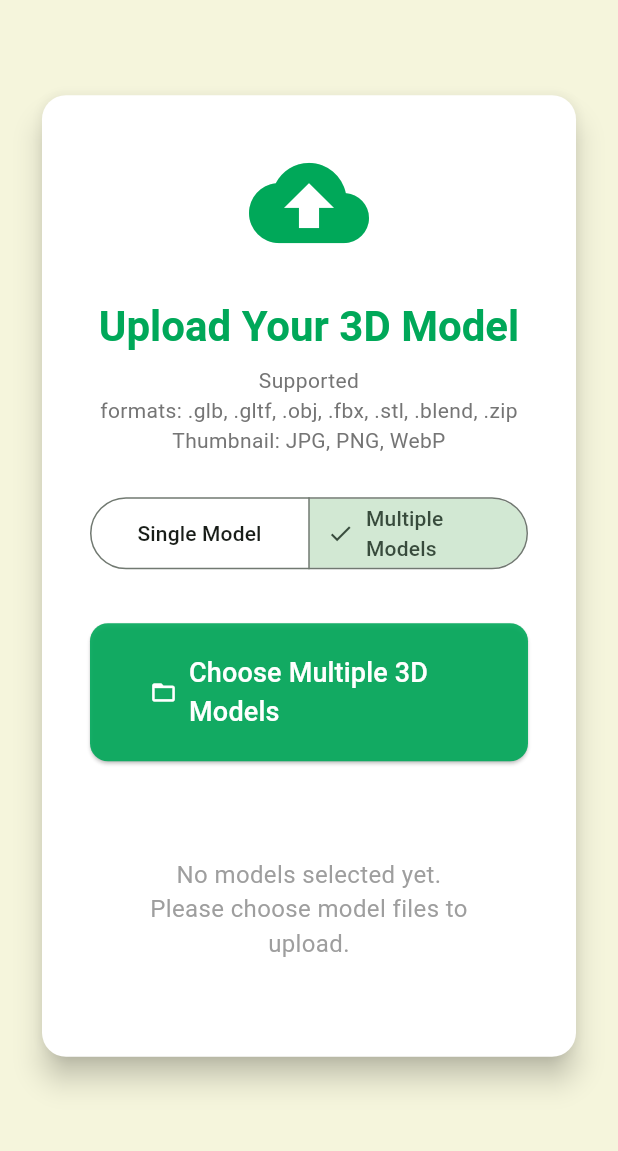
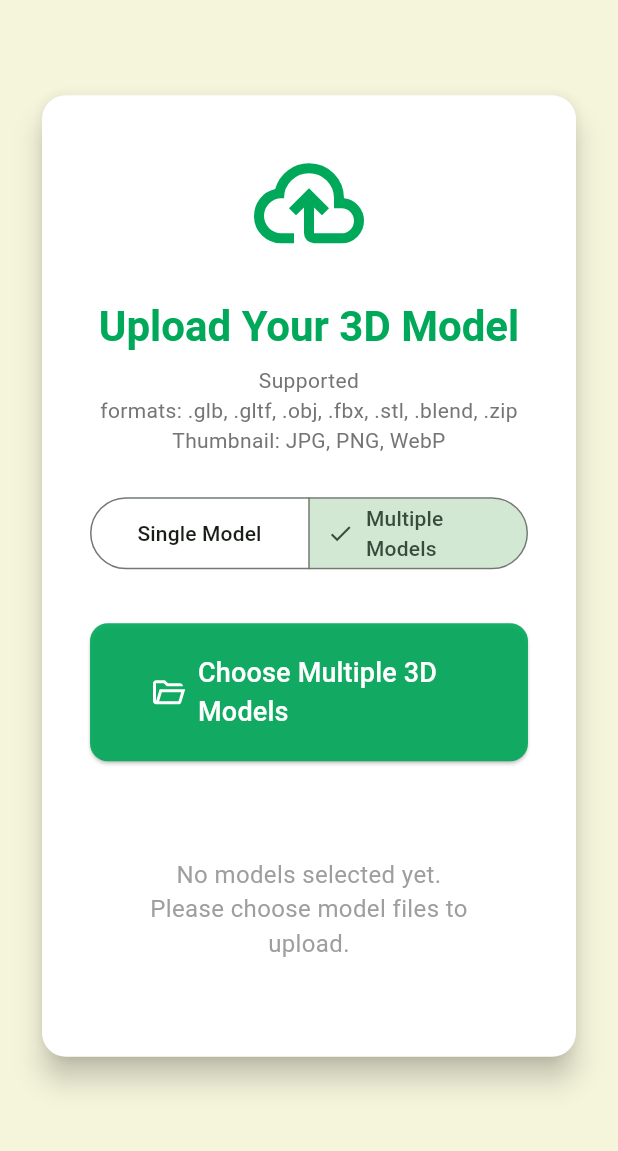
Before and after one commit to PeterLYH/HKMU-3DModel-HUB, a Flutter app: the UploadScreen screen opened by its route, after a tap on "Multiple Models", on a phone screen of 412 x 824 dp, the part 84-1235 px from its top. Run offline on Flutter 3.47's test engine with Material 3 defaults, Android fonts, the phone set to English and light mode, and no system bars; our stand-ins replace file_picker, flutter_svg, go_router, shared_preferences, supabase_flutter; missing offline and left inert: dart:html; accounts and stored records are empty.

Commit message:
v1.0.0
Fixed:
Fail to delete models during multiple uploads
Fail to filter by category

```diff
--- a/lib/main.dart
+++ b/lib/main.dart
@@ -15,7 +15,7 @@ void main() async {
   await Supabase.initialize(
     url: SupabaseConfig.url,
     anonKey: SupabaseConfig.anonKey,
-    debug: true,
+    debug: false,
   );
 
   runApp(
--- a/lib/screens/home_screen.dart
+++ b/lib/screens/home_screen.dart
@@ -79,7 +79,7 @@ class _HomeScreenState extends State<HomeScreen> {
       }
 
       if (_selectedCategory != 'All') {
-        query = query.contains('categories', _selectedCategory);
+        query = query.contains('categories', [_selectedCategory]);
       }
 
       final response = await query
@@ -95,7 +95,7 @@ class _HomeScreenState extends State<HomeScreen> {
       }
 
       if (_selectedCategory != 'All') {
-        countQuery = countQuery.contains('categories', _selectedCategory);
+        query = query.contains('categories', [_selectedCategory]);
       }
 
       final count = await countQuery;
--- a/lib/screens/upload_screen.dart
+++ b/lib/screens/upload_screen.dart
@@ -1,11 +1,9 @@
-// upload_screen.dart
-
-// ignore_for_file: use_build_context_synchronously
-
 import 'package:flutter/material.dart';
 import 'package:file_picker/file_picker.dart';
 import 'package:go_router/go_router.dart';
 import 'package:supabase_flutter/supabase_flutter.dart';
+import 'package:flutter_svg/flutter_svg.dart';
+
 import '../core/widgets/header.dart';
 import '../styles/styles.dart';
 
@@ -18,7 +16,6 @@ class UploadScreen extends StatefulWidget {
 
 class _UploadScreenState extends State<UploadScreen> {
   bool _isUploading = false;
-
   String _uploadMode = 'single';
 
   // Single mode
@@ -85,8 +82,7 @@ class _UploadScreenState extends State<UploadScreen> {
         _modelFile = file;
         _modelFileName = file.name;
         _hasPickedModel = true;
-        final nameWithoutExt = file.name.split('.').first;
-        _nameController.text = nameWithoutExt;
+        _nameController.text = file.name.split('.').first;
       });
     }
   }
@@ -102,7 +98,7 @@ class _UploadScreenState extends State<UploadScreen> {
     if (result != null && result.files.isNotEmpty) {
       setState(() {
         _modelFiles = result.files;
-        _thumbnails = List<PlatformFile?>.filled(result.files.length, null);
+        _thumbnails = List<PlatformFile?>.generate(result.files.length, (index) => null);
       });
     }
   }
@@ -132,6 +128,34 @@ class _UploadScreenState extends State<UploadScreen> {
         _thumbnails[index] = result.files.single;
       });
     }
+  }
+
+  void _removeMultiModel(int index) {
+    final fileName = _modelFiles[index].name;
+
+    showDialog(
+      context: context,
+      builder: (context) => AlertDialog(
+        title: const Text('確認刪除'),
+        content: Text('確定要刪除 "$fileName" 嗎？'),
+        actions: [
+          TextButton(
+            onPressed: () => Navigator.pop(context),
+            child: const Text('取消'),
+          ),
+          TextButton(
+            onPressed: () {
+              Navigator.pop(context);
+              setState(() {
+                _modelFiles.removeAt(index);
+                _thumbnails.removeAt(index);
+              });
+            },
+            child: const Text('刪除', style: TextStyle(color: Colors.red)),
+          ),
+        ],
+      ),
+    );
   }
 
   Future<void> _uploadSingleModel() async {
@@ -211,7 +235,7 @@ class _UploadScreenState extends State<UploadScreen> {
 
     final user = Supabase.instance.client.auth.currentUser;
     if (user == null) {
-      setState(() => _isUploading = false);
+      if (mounted) setState(() => _isUploading = false);
       return;
     }
 
@@ -248,7 +272,6 @@ class _UploadScreenState extends State<UploadScreen> {
           'license_type': _selectedLicense,
           'file_type': '.${model.name.split('.').last.toUpperCase()}',
           'created_at': DateTime.now().toIso8601String(),
-          // You can add description, categories, acknowledgement later in edit screen
         });
 
         successCount++;
@@ -258,6 +281,7 @@ class _UploadScreenState extends State<UploadScreen> {
       }
     }
 
+    if (mounted) {
       setState(() => _isUploading = false);
 
       if (successCount > 0) {
@@ -278,16 +302,10 @@ class _UploadScreenState extends State<UploadScreen> {
         );
       }
 
-    if (successCount == _modelFiles.length && mounted) {
+      if (successCount == _modelFiles.length) {
         context.go('/');
       }
     }
-
-  void _removeMultiModel(int index) {
-    setState(() {
-      _modelFiles.removeAt(index);
-      _thumbnails.removeAt(index);
-    });
   }
 
   @override
@@ -318,24 +336,17 @@ class _UploadScreenState extends State<UploadScreen> {
                           children: [
                             OutlinedButton.icon(
                               onPressed: _isUploading ? null : _pickSingleThumbnail,
-                              icon: const Icon(Icons.image),
+                              icon: SvgPicture.asset('assets/icons/image.svg', width: 24, height: 24, colorFilter: const ColorFilter.mode(AppTheme.hkmuGreen, BlendMode.srcIn)),
                               label: Text(
-                                _thumbnailFileName == null
-                                    ? 'Upload Preview Image *'
-                                    : 'Change Preview Image',
-                                style: const TextStyle(
-                                  fontSize: 16,
-                                  fontWeight: FontWeight.w600,
-                                ),
+                                _thumbnailFileName == null ? 'Upload Preview Image *' : 'Change Preview Image',
+                                style: const TextStyle(fontSize: 16, fontWeight: FontWeight.w600),
                               ),
                               style: OutlinedButton.styleFrom(
                                 foregroundColor: AppTheme.hkmuGreen,
                                 side: const BorderSide(color: AppTheme.hkmuGreen, width: 2),
                                 padding: const EdgeInsets.symmetric(horizontal: 32, vertical: 20),
                                 minimumSize: const Size(double.infinity, 60),
-                                shape: RoundedRectangleBorder(
-                                  borderRadius: BorderRadius.circular(12),
-                                ),
+                                shape: RoundedRectangleBorder(borderRadius: BorderRadius.circular(12)),
                               ),
                             ),
                             const SizedBox(height: 24),
@@ -374,10 +385,7 @@ class _UploadScreenState extends State<UploadScreen> {
                           children: [
                             TextField(
                               controller: _nameController,
-                              decoration: const InputDecoration(
-                                labelText: 'Model Name *',
-                                border: OutlineInputBorder(),
-                              ),
+                              decoration: const InputDecoration(labelText: 'Model Name *', border: OutlineInputBorder()),
                             ),
                             const SizedBox(height: 16),
                             TextField(
@@ -392,9 +400,7 @@ class _UploadScreenState extends State<UploadScreen> {
                             const SizedBox(height: 16),
                             Text(
                               'Categories (select multiple)',
-                              style: Theme.of(context).textTheme.titleSmall?.copyWith(
-                                    fontWeight: FontWeight.w600,
-                                  ),
+                              style: Theme.of(context).textTheme.titleSmall?.copyWith(fontWeight: FontWeight.w600),
                             ),
                             const SizedBox(height: 8),
                             if (_categoryList.isEmpty)
@@ -424,9 +430,7 @@ class _UploadScreenState extends State<UploadScreen> {
                                     selectedColor: AppTheme.hkmuGreen.withOpacity(0.25),
                                     checkmarkColor: AppTheme.hkmuGreen,
                                     backgroundColor: Colors.grey[200],
-                                    shape: RoundedRectangleBorder(
-                                      borderRadius: BorderRadius.circular(20),
-                                    ),
+                                    shape: RoundedRectangleBorder(borderRadius: BorderRadius.circular(20)),
                                     padding: const EdgeInsets.symmetric(horizontal: 12, vertical: 6),
                                   );
                                 }).toList(),
@@ -434,25 +438,15 @@ class _UploadScreenState extends State<UploadScreen> {
                             const SizedBox(height: 16),
                             DropdownButtonFormField<String>(
                               value: _selectedSource,
-                              decoration: const InputDecoration(
-                                labelText: 'Source *',
-                                border: OutlineInputBorder(),
-                              ),
-                              items: _sources
-                                  .map((s) => DropdownMenuItem(value: s, child: Text(s)))
-                                  .toList(),
+                              decoration: const InputDecoration(labelText: 'Source *', border: OutlineInputBorder()),
+                              items: _sources.map((s) => DropdownMenuItem(value: s, child: Text(s))).toList(),
                               onChanged: (v) => v != null ? setState(() => _selectedSource = v) : null,
                             ),
                             const SizedBox(height: 16),
                             DropdownButtonFormField<String>(
                               value: _selectedLicense,
-                              decoration: const InputDecoration(
-                                labelText: 'Usage / License *',
-                                border: OutlineInputBorder(),
-                              ),
-                              items: _licenses
-                                  .map((l) => DropdownMenuItem(value: l, child: Text(l)))
-                                  .toList(),
+                              decoration: const InputDecoration(labelText: 'Usage / License *', border: OutlineInputBorder()),
+                              items: _licenses.map((l) => DropdownMenuItem(value: l, child: Text(l))).toList(),
                               onChanged: (v) => v != null ? setState(() => _selectedLicense = v) : null,
                             ),
                             const SizedBox(height: 16),
@@ -468,14 +462,8 @@ class _UploadScreenState extends State<UploadScreen> {
                             ),
                             const SizedBox(height: 24),
                             InputDecorator(
-                              decoration: const InputDecoration(
-                                labelText: 'File Type',
-                                border: OutlineInputBorder(),
-                              ),
-                              child: Text(
-                                _fileType,
-                                style: TextStyle(color: Colors.grey[600]),
-                              ),
+                              decoration: const InputDecoration(labelText: 'File Type', border: OutlineInputBorder()),
+                              child: Text(_fileType, style: TextStyle(color: Colors.grey[600])),
                             ),
                             const SizedBox(height: 40),
                             SizedBox(
@@ -483,12 +471,8 @@ class _UploadScreenState extends State<UploadScreen> {
                               child: ElevatedButton.icon(
                                 onPressed: _isUploading || _thumbnailFile == null ? null : _uploadSingleModel,
                                 icon: _isUploading
-                                    ? const SizedBox(
-                                        width: 20,
-                                        height: 20,
-                                        child: CircularProgressIndicator(strokeWidth: 2, color: Colors.white),
-                                      )
-                                    : const Icon(Icons.upload),
+                                    ? const SizedBox(width: 20, height: 20, child: CircularProgressIndicator(strokeWidth: 2, color: Colors.white))
+                                    : SvgPicture.asset('assets/icons/upload.svg', width: 24, height: 24, colorFilter: const ColorFilter.mode(Colors.white, BlendMode.srcIn)),
                                 label: Text(_isUploading ? 'Uploading...' : 'Upload Model'),
                                 style: ElevatedButton.styleFrom(
                                   backgroundColor: AppTheme.hkmuGreen,
@@ -508,7 +492,7 @@ class _UploadScreenState extends State<UploadScreen> {
                     children: [
                       OutlinedButton.icon(
                         onPressed: _isUploading ? null : _pickSingleThumbnail,
-                        icon: const Icon(Icons.image),
+                        icon: SvgPicture.asset('assets/icons/image.svg', width: 24, height: 24, colorFilter: const ColorFilter.mode(AppTheme.hkmuGreen, BlendMode.srcIn)),
                         label: Text(
                           _thumbnailFileName == null ? 'Upload Preview Image *' : 'Change Preview Image',
                           style: const TextStyle(fontSize: 16, fontWeight: FontWeight.w600),
@@ -535,26 +519,18 @@ class _UploadScreenState extends State<UploadScreen> {
                       const SizedBox(height: 32),
                       TextField(
                         controller: _nameController,
-                        decoration: const InputDecoration(
-                          labelText: 'Model Name *',
-                          border: OutlineInputBorder(),
-                        ),
+                        decoration: const InputDecoration(labelText: 'Model Name *', border: OutlineInputBorder()),
                       ),
                       const SizedBox(height: 16),
                       TextField(
                         controller: _descriptionController,
                         maxLines: 5,
-                        decoration: const InputDecoration(
-                          labelText: 'Description',
-                          border: OutlineInputBorder(),
-                        ),
+                        decoration: const InputDecoration(labelText: 'Description', border: OutlineInputBorder()),
                       ),
                       const SizedBox(height: 16),
                       Text(
                         'Categories',
-                        style: Theme.of(context).textTheme.titleSmall?.copyWith(
-                              fontWeight: FontWeight.w600,
-                            ),
+                        style: Theme.of(context).textTheme.titleSmall?.copyWith(fontWeight: FontWeight.w600),
                       ),
                       const SizedBox(height: 8),
                       if (_categoryList.isEmpty)
@@ -584,29 +560,21 @@ class _UploadScreenState extends State<UploadScreen> {
                               selectedColor: AppTheme.hkmuGreen.withOpacity(0.25),
                               checkmarkColor: AppTheme.hkmuGreen,
                               backgroundColor: Colors.grey[200],
-                              shape: RoundedRectangleBorder(
-                                borderRadius: BorderRadius.circular(20),
-                              ),
+                              shape: RoundedRectangleBorder(borderRadius: BorderRadius.circular(20)),
                             );
                           }).toList(),
                         ),
                       const SizedBox(height: 16),
                       DropdownButtonFormField<String>(
                         value: _selectedSource,
-                        decoration: const InputDecoration(
-                          labelText: 'Source *',
-                          border: OutlineInputBorder(),
-                        ),
+                        decoration: const InputDecoration(labelText: 'Source *', border: OutlineInputBorder()),
                         items: _sources.map((s) => DropdownMenuItem(value: s, child: Text(s))).toList(),
                         onChanged: (v) => v != null ? setState(() => _selectedSource = v) : null,
                       ),
                       const SizedBox(height: 16),
                       DropdownButtonFormField<String>(
                         value: _selectedLicense,
-                        decoration: const InputDecoration(
-                          labelText: 'Usage / License *',
-                          border: OutlineInputBorder(),
-                        ),
+                        decoration: const InputDecoration(labelText: 'Usage / License *', border: OutlineInputBorder()),
                         items: _licenses.map((l) => DropdownMenuItem(value: l, child: Text(l))).toList(),
                         onChanged: (v) => v != null ? setState(() => _selectedLicense = v) : null,
                       ),
@@ -622,14 +590,8 @@ class _UploadScreenState extends State<UploadScreen> {
                       ),
                       const SizedBox(height: 24),
                       InputDecorator(
-                        decoration: const InputDecoration(
-                          labelText: 'File Type',
-                          border: OutlineInputBorder(),
-                        ),
-                        child: Text(
-                          _fileType,
-                          style: TextStyle(color: Colors.grey[600]),
-                        ),
+                        decoration: const InputDecoration(labelText: 'File Type', border: OutlineInputBorder()),
+                        child: Text(_fileType, style: TextStyle(color: Colors.grey[600])),
                       ),
                       const SizedBox(height: 40),
                       SizedBox(
@@ -638,7 +600,7 @@ class _UploadScreenState extends State<UploadScreen> {
                           onPressed: _isUploading || _thumbnailFile == null ? null : _uploadSingleModel,
                           icon: _isUploading
                               ? const CircularProgressIndicator(color: Colors.white)
-                              : const Icon(Icons.upload),
+                              : SvgPicture.asset('assets/icons/upload.svg', width: 24, height: 24, colorFilter: const ColorFilter.mode(Colors.white, BlendMode.srcIn)),
                           label: Text(_isUploading ? 'Uploading...' : 'Upload Model'),
                           style: ElevatedButton.styleFrom(
                             backgroundColor: AppTheme.hkmuGreen,
@@ -671,20 +633,24 @@ class _UploadScreenState extends State<UploadScreen> {
     return Column(
       crossAxisAlignment: CrossAxisAlignment.start,
       children: [
-        const Text(
-          'Selected Models',
-          style: TextStyle(fontSize: 18, fontWeight: FontWeight.bold),
+        Text(
+          'Selected Models (${_modelFiles.length})',
+          style: const TextStyle(fontSize: 18, fontWeight: FontWeight.bold),
         ),
         const SizedBox(height: 16),
-        ListView.builder(
-          shrinkWrap: true,
-          physics: const NeverScrollableScrollPhysics(),
+
+        SizedBox(
+          height: 420,
+          child: ListView.builder(
+            key: ValueKey('multi_list_${_modelFiles.length}'),
+            physics: const BouncingScrollPhysics(),
             itemCount: _modelFiles.length,
             itemBuilder: (context, index) {
               final file = _modelFiles[index];
               final thumb = _thumbnails[index];
 
               return Card(
+                key: ValueKey('model_card_${file.name}_$index'),
                 margin: const EdgeInsets.only(bottom: 12),
                 child: ListTile(
                   leading: thumb != null
@@ -713,11 +679,21 @@ class _UploadScreenState extends State<UploadScreen> {
                     mainAxisSize: MainAxisSize.min,
                     children: [
                       IconButton(
-                      icon: const Icon(Icons.add_photo_alternate, color: AppTheme.hkmuGreen),
+                        icon: SvgPicture.asset(
+                          'assets/icons/add_photo_alternate.svg',
+                          width: 24,
+                          height: 24,
+                          colorFilter: const ColorFilter.mode(AppTheme.hkmuGreen, BlendMode.srcIn),
+                        ),
                         onPressed: _isUploading ? null : () => _pickThumbnailForMulti(index),
                       ),
                       IconButton(
-                      icon: const Icon(Icons.delete, color: Colors.red),
+                        icon: SvgPicture.asset(
+                          'assets/icons/delete.svg',
+                          width: 24,
+                          height: 24,
+                          colorFilter: const ColorFilter.mode(Colors.red, BlendMode.srcIn),
+                        ),
                         onPressed: _isUploading ? null : () => _removeMultiModel(index),
                       ),
                     ],
@@ -726,6 +702,8 @@ class _UploadScreenState extends State<UploadScreen> {
               );
             },
           ),
+        ),
+
         const SizedBox(height: 24),
         const Text(
           'Common settings (applied to all models)',
@@ -734,20 +712,14 @@ class _UploadScreenState extends State<UploadScreen> {
         const SizedBox(height: 16),
         DropdownButtonFormField<String>(
           value: _selectedSource,
-          decoration: const InputDecoration(
-            labelText: 'Source *',
-            border: OutlineInputBorder(),
-          ),
+          decoration: const InputDecoration(labelText: 'Source *', border: OutlineInputBorder()),
           items: _sources.map((s) => DropdownMenuItem(value: s, child: Text(s))).toList(),
           onChanged: _isUploading ? null : (v) => v != null ? setState(() => _selectedSource = v) : null,
         ),
         const SizedBox(height: 16),
         DropdownButtonFormField<String>(
           value: _selectedLicense,
-          decoration: const InputDecoration(
-            labelText: 'Usage / License *',
-            border: OutlineInputBorder(),
-          ),
+          decoration: const InputDecoration(labelText: 'Usage / License *', border: OutlineInputBorder()),
           items: _licenses.map((l) => DropdownMenuItem(value: l, child: Text(l))).toList(),
           onChanged: _isUploading ? null : (v) => v != null ? setState(() => _selectedLicense = v) : null,
         ),
@@ -758,11 +730,9 @@ class _UploadScreenState extends State<UploadScreen> {
             onPressed: _isUploading || _modelFiles.isEmpty ? null : _uploadMultipleModels,
             icon: _isUploading
                 ? const CircularProgressIndicator(color: Colors.white)
-                : const Icon(Icons.upload),
+                : SvgPicture.asset('assets/icons/upload.svg', width: 24, height: 24, colorFilter: const ColorFilter.mode(Colors.white, BlendMode.srcIn)),
             label: Text(
-              _isUploading
-                  ? 'Uploading ${_modelFiles.length} models...'
-                  : 'Upload All Models',
+              _isUploading ? 'Uploading ${_modelFiles.length} models...' : 'Upload All Models',
             ),
             style: ElevatedButton.styleFrom(
               backgroundColor: AppTheme.hkmuGreen,
@@ -794,7 +764,7 @@ class _UploadScreenState extends State<UploadScreen> {
                   child: Column(
                     mainAxisSize: MainAxisSize.min,
                     children: [
-                      Icon(Icons.cloud_upload, size: 80, color: AppTheme.hkmuGreen),
+                      SvgPicture.asset('assets/icons/cloud_upload.svg', width: 80, height: 80, colorFilter: const ColorFilter.mode(AppTheme.hkmuGreen, BlendMode.srcIn)),
                       const SizedBox(height: 24),
                       Text(
                         'Upload Your 3D Model',
@@ -838,7 +808,7 @@ class _UploadScreenState extends State<UploadScreen> {
                       if (_uploadMode == 'single')
                         ElevatedButton.icon(
                           onPressed: _isUploading ? null : _pickSingleModel,
-                          icon: const Icon(Icons.folder_open),
+                          icon: SvgPicture.asset('assets/icons/folder_open.svg', width: 24, height: 24, colorFilter: const ColorFilter.mode(Colors.white, BlendMode.srcIn)),
                           label: Text(
                             _hasPickedModel ? 'Change Model File' : 'Choose 3D Model File',
                             style: const TextStyle(fontSize: 18),
@@ -854,7 +824,7 @@ class _UploadScreenState extends State<UploadScreen> {
                       else
                         ElevatedButton.icon(
                           onPressed: _isUploading ? null : _pickMultipleModels,
-                          icon: const Icon(Icons.folder_open),
+                          icon: SvgPicture.asset('assets/icons/folder_open.svg', width: 24, height: 24, colorFilter: const ColorFilter.mode(Colors.white, BlendMode.srcIn)),
                           label: const Text(
                             'Choose Multiple 3D Models',
                             style: TextStyle(fontSize: 18),
@@ -873,7 +843,7 @@ class _UploadScreenState extends State<UploadScreen> {
                       AnimatedSwitcher(
                         duration: const Duration(milliseconds: 400),
                         child: KeyedSubtree(
-                          key: ValueKey(_uploadMode),
+                          key: ValueKey('${_uploadMode}_${_modelFiles.length}'),
                           child: _uploadMode == 'single'
                               ? _buildSingleUploadContent()
                               : _buildMultiUploadContent(),
```
Also changed, not shown: assets/icons/add_photo_alternate.svg (added), assets/icons/cloud_upload.svg (added), assets/icons/folder_open.svg (added), assets/icons/image.svg (added), assets/icons/upload.svg (added), 2 other files. Lines whose indentation alone changed are shown as unchanged.
